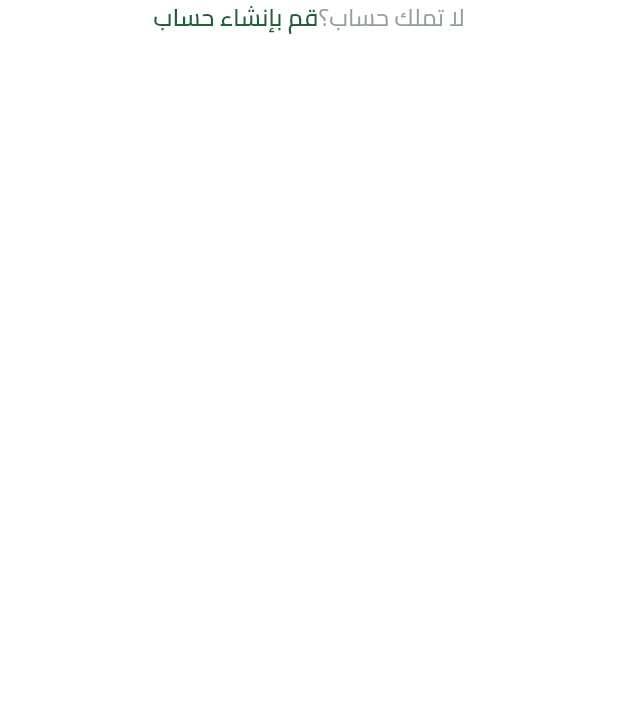
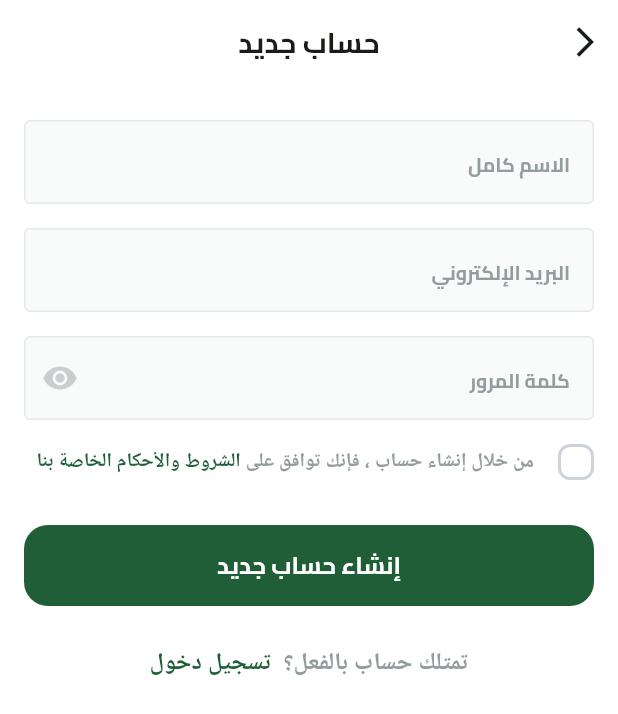
Before and after one commit to Abdelrahmanmagdy19/Fruits_Hub, a Flutter app: the DontHaveAnAccountWidget widget shown alone on an empty page, opened directly, after a tap on "قم بإنشاء حساب", on a phone screen of 412 x 824 dp. Shown: the top 714 px of the screen. Run offline on Flutter 3.47's test engine with Material 3 defaults, Android fonts, the phone set to English and light mode, and no system bars; our stand-ins replace dots_indicator, flutter_svg, shared_preferences; accounts and stored records are empty.

Commit message:
feat: Add signup functionality with view, body, and terms widget; include check icon asset

```diff
--- a/lib/core/helper_function/on_generate_route.dart
+++ b/lib/core/helper_function/on_generate_route.dart
@@ -1,6 +1,7 @@
 import 'package:flutter/material.dart';
 import 'package:furits_ecommerce_app/features/auth/presentation/views/login_view.dart'
     show LoginView;
+import 'package:furits_ecommerce_app/features/auth/presentation/views/signup_view.dart';
 import 'package:furits_ecommerce_app/features/on_boarding/views/on_boarding_view.dart';
 import 'package:furits_ecommerce_app/features/splash/views/splash_view/splash_view.dart';
 
@@ -12,6 +13,8 @@ Route<dynamic>? onGenerateRoute(RouteSettings settings) {
       return MaterialPageRoute(builder: (context) => const OnBoardingView());
     case LoginView.routeName:
       return MaterialPageRoute(builder: (context) => const LoginView());
+    case SignupView.routeName:
+      return MaterialPageRoute(builder: (context) => const SignupView());
 
     default:
       return MaterialPageRoute(builder: (context) => const Scaffold());
--- a/lib/core/utils/app_images.dart
+++ b/lib/core/utils/app_images.dart
@@ -9,6 +9,10 @@ class Assets {
   /// Assets for imagesAppleIcon
   /// assets/images/apple_icon.svg
   static const String imagesAppleIcon = "assets/images/apple_icon.svg";
+
+  /// Assets for imagesCheckIcon
+  /// assets/images/check_icon.svg
+  static const String imagesCheckIcon = "assets/images/check_icon.svg";
 
   /// Assets for imagesFacebookIcon
   /// assets/images/facebook_icon.svg
--- /dev/null
+++ b/lib/features/auth/presentation/views/signup_view.dart
@@ -0,0 +1,15 @@
+import 'package:flutter/material.dart';
+import 'package:furits_ecommerce_app/core/widgets/custom_app_bar.dart';
+import 'package:furits_ecommerce_app/features/auth/widgets/signup_view_body.dart';
+
+class SignupView extends StatelessWidget {
+  const SignupView({super.key});
+  static const String routeName = 'signup_view';
+  @override
+  Widget build(BuildContext context) {
+    return Scaffold(
+      appBar: buildAppBar(title: 'حساب جديد', context: context),
+      body: SignupViewBody(),
+    );
+  }
+}
--- /dev/null
+++ b/lib/features/auth/widgets/custom_check_box.dart
@@ -0,0 +1,43 @@
+import 'package:flutter/material.dart';
+import 'package:flutter_svg/svg.dart';
+import 'package:furits_ecommerce_app/core/utils/app_color.dart';
+import 'package:furits_ecommerce_app/core/utils/app_images.dart';
+
+class CustomCheckBox extends StatelessWidget {
+  const CustomCheckBox({
+    super.key,
+    required this.isChecked,
+    required this.onChanged,
+  });
+  final bool isChecked;
+  final ValueChanged<bool> onChanged;
+  @override
+  Widget build(BuildContext context) {
+    return GestureDetector(
+      onTap: () {
+        onChanged(!isChecked);
+      },
+      child: AnimatedContainer(
+        duration: Duration(milliseconds: 100),
+        width: 24,
+        height: 24,
+        decoration: ShapeDecoration(
+          color: isChecked ? AppColor.primaryColor : Colors.white,
+          shape: RoundedRectangleBorder(
+            side: BorderSide(
+              color: isChecked ? AppColor.primaryColor : Color(0xFFCED4DA),
+              width: 2,
+            ),
+            borderRadius: BorderRadius.circular(8),
+          ),
+        ),
+        child: isChecked
+            ? Padding(
+                padding: const EdgeInsets.all(2),
+                child: SvgPicture.asset(Assets.imagesCheckIcon),
+              )
+            : null,
+      ),
+    );
+  }
+}
--- a/lib/features/auth/widgets/dont_have_an_account_wigdet.dart
+++ b/lib/features/auth/widgets/dont_have_an_account_wigdet.dart
@@ -1,6 +1,7 @@
 import 'package:flutter/material.dart';
 import 'package:furits_ecommerce_app/core/utils/app_color.dart';
 import 'package:furits_ecommerce_app/core/utils/app_text_styels.dart';
+import 'package:furits_ecommerce_app/features/auth/presentation/views/signup_view.dart';
 
 class DontHaveAnAccountWidget extends StatelessWidget {
   const DontHaveAnAccountWidget({super.key});
@@ -15,7 +16,9 @@ class DontHaveAnAccountWidget extends StatelessWidget {
           style: AppTextStyles.regular16.copyWith(color: Color(0xFF949D9E)),
         ),
         GestureDetector(
-          onTap: () {},
+          onTap: () {
+            Navigator.pushNamed(context, SignupView.routeName);
+          },
           child: Text(
             'قم بإنشاء حساب',
             style: AppTextStyles.semibold16.copyWith(
--- /dev/null
+++ b/lib/features/auth/widgets/signup_view_body.dart
@@ -0,0 +1,67 @@
+import 'package:flutter/gestures.dart';
+import 'package:flutter/material.dart';
+import 'package:furits_ecommerce_app/core/utils/app_color.dart';
+import 'package:furits_ecommerce_app/core/utils/app_text_styels.dart';
+import 'package:furits_ecommerce_app/core/widgets/custom_botton.dart';
+import 'package:furits_ecommerce_app/core/widgets/custom_text_from_field.dart';
+import 'package:furits_ecommerce_app/features/auth/widgets/terms_and_conditions_widget.dart';
+
+class SignupViewBody extends StatelessWidget {
+  const SignupViewBody({super.key});
+
+  @override
+  Widget build(BuildContext context) {
+    return Padding(
+      padding: const EdgeInsets.symmetric(horizontal: 16),
+      child: SingleChildScrollView(
+        child: Column(
+          children: [
+            SizedBox(height: 24),
+            CustomTextFromField(
+              hintText: 'الاسم كامل',
+              keyboardType: TextInputType.name,
+            ),
+            SizedBox(height: 16),
+            CustomTextFromField(
+              hintText: 'البريد الإلكتروني',
+              keyboardType: TextInputType.emailAddress,
+            ),
+            SizedBox(height: 16),
+            CustomTextFromField(
+              suffixIcon: Icon(Icons.remove_red_eye, color: Color(0xffC9CECF)),
+              hintText: 'كلمة المرور',
+              keyboardType: TextInputType.visiblePassword,
+            ),
+            SizedBox(height: 16),
+            TermsAndConditionsWidget(),
+            SizedBox(height: 30),
+            CustomBotton(text: 'إنشاء حساب جديد', onPressed: () {}),
+            SizedBox(height: 26),
+            Text.rich(
+              TextSpan(
+                children: [
+                  TextSpan(
+                    text: 'تمتلك حساب بالفعل؟ ',
+                    style: AppTextStyles.semibold16.copyWith(
+                      color: Color(0xFF949D9E),
+                    ),
+                  ),
+                  TextSpan(
+                    recognizer: TapGestureRecognizer()
+                      ..onTap = () {
+                        Navigator.pop(context);
+                      },
+                    text: ' تسجيل دخول',
+                    style: AppTextStyles.semibold16.copyWith(
+                      color: AppColor.primaryColor,
+                    ),
+                  ),
+                ],
+              ),
+            ),
+          ],
+        ),
+      ),
+    );
+  }
+}
--- /dev/null
+++ b/lib/features/auth/widgets/terms_and_conditions_widget.dart
@@ -0,0 +1,50 @@
+import 'package:flutter/material.dart';
+import 'package:furits_ecommerce_app/core/utils/app_color.dart';
+import 'package:furits_ecommerce_app/core/utils/app_text_styels.dart';
+import 'package:furits_ecommerce_app/features/auth/widgets/custom_check_box.dart';
+
+class TermsAndConditionsWidget extends StatefulWidget {
+  const TermsAndConditionsWidget({super.key});
+
+  @override
+  State<TermsAndConditionsWidget> createState() =>
+      _TermsAndConditionsWidgetState();
+}
+
+bool isChecked = false;
+
+class _TermsAndConditionsWidgetState extends State<TermsAndConditionsWidget> {
+  @override
+  Widget build(BuildContext context) {
+    return Row(
+      children: [
+        CustomCheckBox(
+          isChecked: isChecked,
+          onChanged: (value) {
+            isChecked = value;
+            setState(() {});
+          },
+        ),
+        SizedBox(width: 16),
+        Expanded(
+          child: Text.rich(
+            TextSpan(
+              text: 'من خلال إنشاء حساب ، فإنك توافق على ',
+              style: AppTextStyles.semibold13.copyWith(
+                color: Color(0xFF949D9E),
+              ),
+              children: [
+                TextSpan(
+                  text: 'الشروط والأحكام الخاصة بنا',
+                  style: AppTextStyles.semibold13.copyWith(
+                    color: AppColor.lightPrimaryColor,
+                  ),
+                ),
+              ],
+            ),
+          ),
+        ),
+      ],
+    );
+  }
+}
```
Also changed, not shown: assets/images/check_icon.svg (added).
